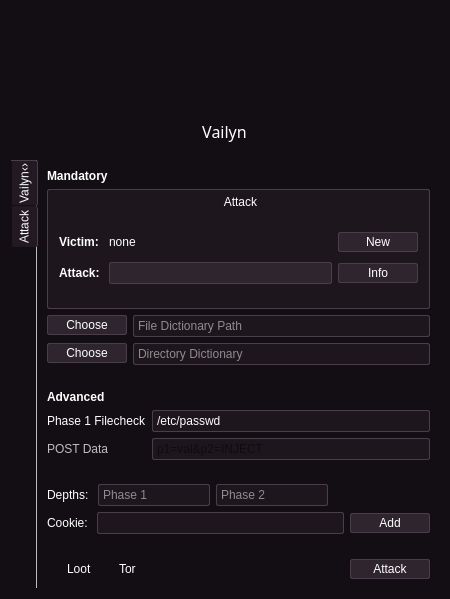
This is core/qt5/Main.ui in VainlyStrain/Vailyn as Qt 5 draws it before an edit. The edited form follows.
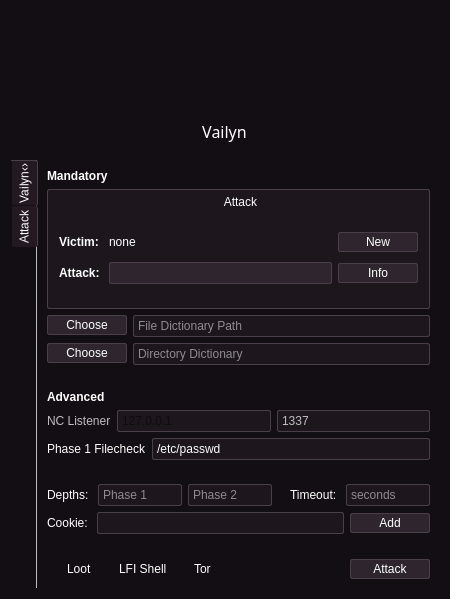
This is the edited form. Icons and pictures are not drawn.

```diff
--- a/core/qt5/Main.ui
+++ b/core/qt5/Main.ui
@@ -1411,6 +1411,40 @@
               </property>
              </widget>
             </item>
+            <item>
+             <layout class="QHBoxLayout" name="horizontalLayout_2">
+              <item>
+               <widget class="QLabel" name="shellLabel">
+                <property name="enabled">
+                 <bool>false</bool>
+                </property>
+                <property name="text">
+                 <string>NC Listener</string>
+                </property>
+               </widget>
+              </item>
+              <item>
+               <widget class="QLineEdit" name="ipEdit">
+                <property name="enabled">
+                 <bool>false</bool>
+                </property>
+                <property name="placeholderText">
+                 <string>127.0.0.1</string>
+                </property>
+               </widget>
+              </item>
+              <item>
+               <widget class="QLineEdit" name="portEdit">
+                <property name="enabled">
+                 <bool>false</bool>
+                </property>
+                <property name="text">
+                 <string>1337</string>
+                </property>
+               </widget>
+              </item>
+             </layout>
+            </item>
             <item>
              <layout class="QFormLayout" name="formLayout_2">
               <item row="0" column="0">
@@ -1427,26 +1461,6 @@
                 </property>
                </widget>
               </item>
-              <item row="1" column="0">
-               <widget class="QLabel" name="postLabel">
-                <property name="enabled">
-                 <bool>false</bool>
-                </property>
-                <property name="text">
-                 <string>POST Data</string>
-                </property>
-               </widget>
-              </item>
-              <item row="1" column="1">
-               <widget class="QLineEdit" name="postInput">
-                <property name="enabled">
-                 <bool>false</bool>
-                </property>
-                <property name="placeholderText">
-                 <string>p1=val&amp;p2=INJECT</string>
-                </property>
-               </widget>
-              </item>
              </layout>
             </item>
             <item>
@@ -1498,6 +1512,20 @@
                 </property>
                </spacer>
               </item>
+              <item>
+               <widget class="QLabel" name="label_2">
+                <property name="text">
+                 <string>Timeout: </string>
+                </property>
+               </widget>
+              </item>
+              <item>
+               <widget class="QLineEdit" name="timeoutEdit">
+                <property name="placeholderText">
+                 <string>seconds</string>
+                </property>
+               </widget>
+              </item>
              </layout>
             </item>
             <item>
@@ -1547,6 +1575,13 @@
                 </property>
                </widget>
               </item>
+              <item>
+               <widget class="QCheckBox" name="shellBox">
+                <property name="text">
+                 <string>LFI Shell</string>
+                </property>
+               </widget>
+              </item>
               <item>
                <widget class="QCheckBox" name="torBox">
                 <property name="text">
```
